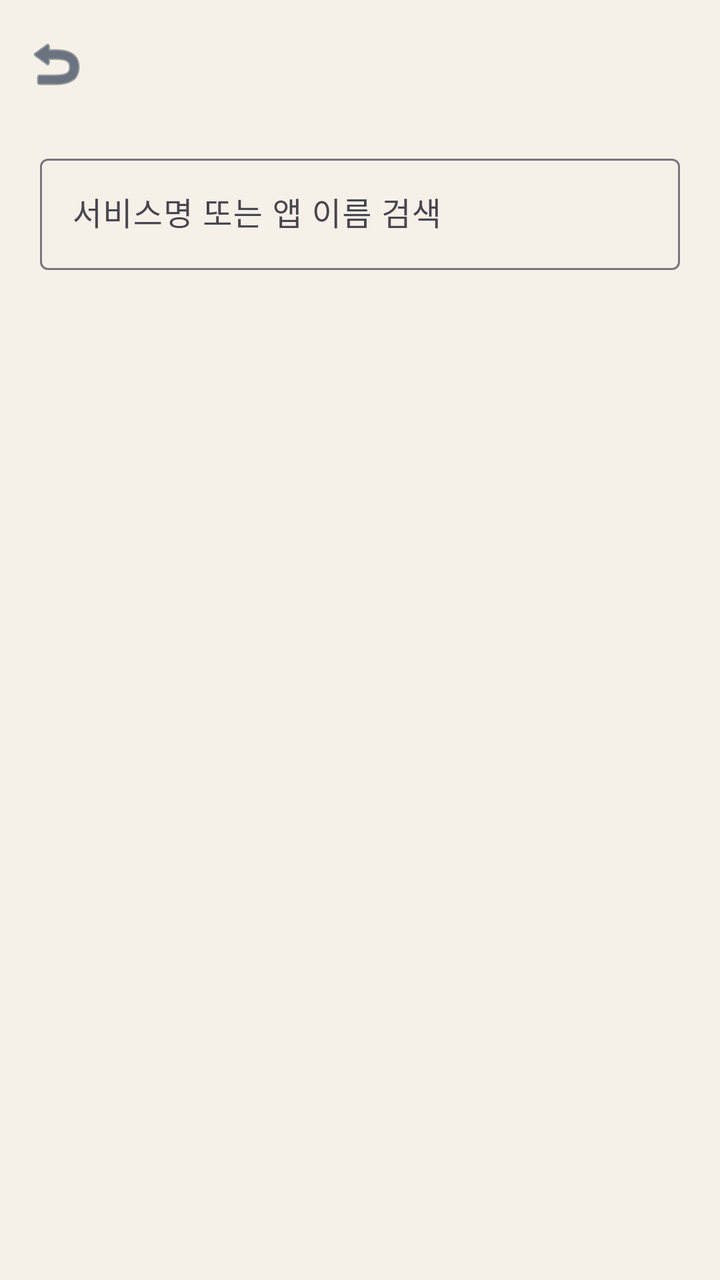
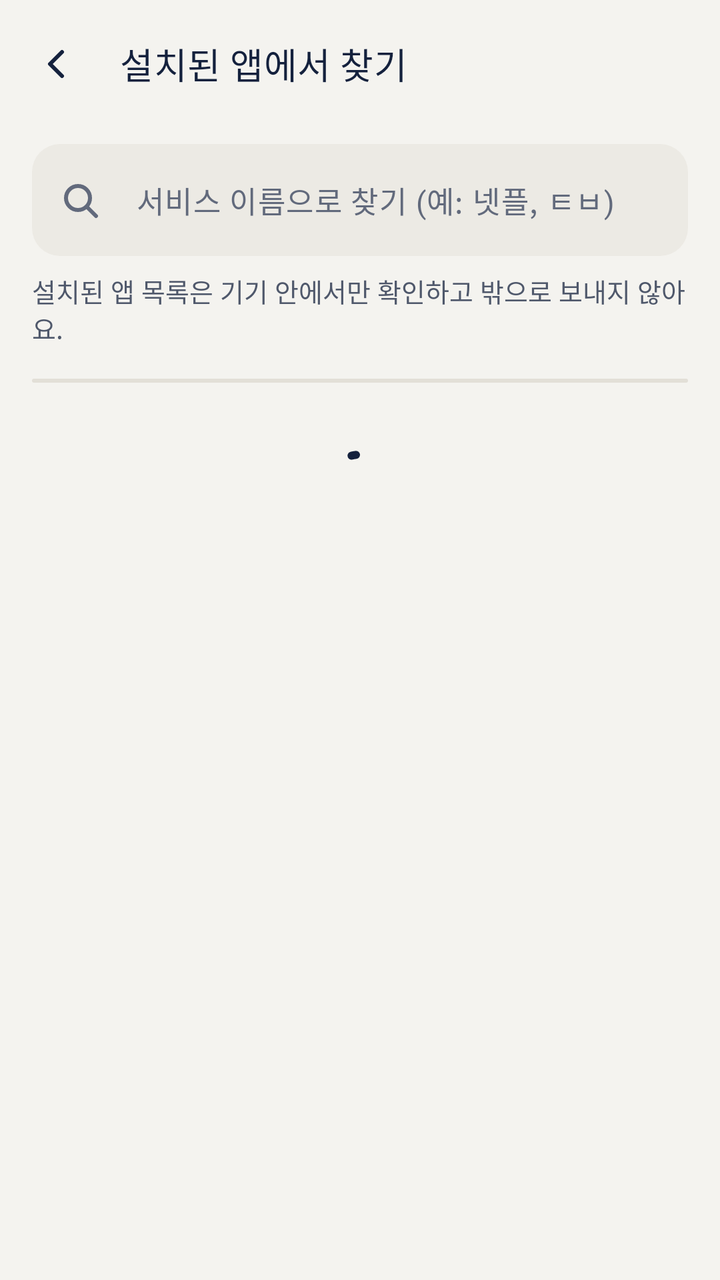

The first picture is an Android layout as it rendered before a commit; the second is the same layout after the commit. The layout source and the unified diff follow.
<!-- AndroidManifest.xml: application theme Theme.SubscriptionManagement -->
<!-- res/layout/fragment_subscription_discovery.xml -->
<?xml version="1.0" encoding="utf-8"?>
<LinearLayout xmlns:android="http://schemas.android.com/apk/res/android"
    xmlns:app="http://schemas.android.com/apk/res-auto"
    android:layout_width="match_parent"
    android:layout_height="match_parent"
    android:background="@color/home_background"
    android:orientation="vertical">

    <com.google.android.material.appbar.MaterialToolbar
        android:id="@+id/toolbarDiscovery"
        android:layout_width="match_parent"
        android:layout_height="wrap_content"
        android:background="@color/home_background"
        app:navigationIcon="@android:drawable/ic_menu_revert"
        app:navigationIconTint="@color/home_navy"
        app:titleTextColor="@color/home_text_primary" />

    <LinearLayout
        android:layout_width="match_parent"
        android:layout_height="wrap_content"
        android:orientation="vertical"
        android:paddingStart="20dp"
        android:paddingTop="10dp"
        android:paddingEnd="20dp">

        <com.google.android.material.textfield.TextInputLayout
            style="@style/Widget.Material3.TextInputLayout.OutlinedBox"
            android:layout_width="match_parent"
            android:layout_height="wrap_content"
            android:hint="&#xC11C;&#xBE44;&#xC2A4;&#xBA85; &#xB610;&#xB294; &#xC571; &#xC774;&#xB984; &#xAC80;&#xC0C9;">

            <com.google.android.material.textfield.TextInputEditText
                android:id="@+id/editSearch"
                android:layout_width="match_parent"
                android:layout_height="wrap_content"
                android:imeOptions="actionSearch"
                android:inputType="text"
                android:maxLines="1" />
        </com.google.android.material.textfield.TextInputLayout>
    </LinearLayout>

    <FrameLayout
        android:layout_width="match_parent"
        android:layout_height="0dp"
        android:layout_weight="1"
        android:paddingStart="12dp"
        android:paddingTop="12dp"
        android:paddingEnd="12dp"
        android:paddingBottom="12dp">

        <ListView
            android:id="@+id/listSuggestions"
            android:layout_width="match_parent"
            android:layout_height="match_parent"
            android:cacheColorHint="@android:color/transparent"
            android:divider="@android:color/transparent"
            android:dividerHeight="8dp"
            android:listSelector="@android:color/transparent"
            android:overScrollMode="never" />

        <LinearLayout
            android:id="@+id/layoutEmpty"
            android:layout_width="match_parent"
            android:layout_height="match_parent"
            android:gravity="center"
            android:orientation="vertical"
            android:padding="32dp"
            android:visibility="gone">

            <TextView
                android:layout_width="wrap_content"
                android:layout_height="wrap_content"
                android:text="&#xD6C4;&#xBCF4;&#xAC00; &#xC5C6;&#xC2B5;&#xB2C8;&#xB2E4;"
                android:textColor="@color/home_text_primary"
                android:textSize="18sp"
                android:textStyle="bold" />

            <TextView
                android:layout_width="wrap_content"
                android:layout_height="wrap_content"
                android:layout_marginTop="8dp"
                android:gravity="center"
                android:text="&#xAC80;&#xC0C9; &#xC5B4;&#xB97C; &#xBC14;&#xAFD4; &#xBCF4;&#xAC70;&#xB098; &#xC9C1;&#xC811; &#xC785;&#xB825;&#xD574; &#xC8FC;&#xC138;&#xC694;."
                android:textColor="@color/home_text_secondary"
                android:textSize="14sp" />
        </LinearLayout>

        <ProgressBar
            android:id="@+id/progressDiscovery"
            style="?android:attr/progressBarStyleLarge"
            android:layout_width="wrap_content"
            android:layout_height="wrap_content"
            android:layout_gravity="center"
            android:visibility="gone" />
    </FrameLayout>

</LinearLayout>
<!-- resources referenced by this layout -->
<resources>
  <color name="home_background">#FFF6F1E8</color>
  <color name="home_navy">#FF0F1F3A</color>
  <color name="home_text_primary">#FF1E1B18</color>
  <color name="home_text_secondary">#FF6F685F</color>
  <style name="Theme.SubscriptionManagement" parent="Theme.Material3.Light.NoActionBar">
          <item name="android:statusBarColor">@android:color/transparent</item>
          <item name="android:navigationBarColor">@color/home_background</item>
          <item name="android:windowBackground">@color/home_background</item>
          <item name="colorPrimary">@color/home_navy</item>
          <item name="colorSecondary">@color/home_sand</item>
      </style>
  <color name="home_sand">#FFD9B88B</color>
</resources>

<!-- the commit's change to res/layout/fragment_subscription_discovery.xml (unified diff, before → after) -->
@@ -3,95 +3,102 @@
     xmlns:app="http://schemas.android.com/apk/res-auto"
     android:layout_width="match_parent"
     android:layout_height="match_parent"
-    android:background="@color/home_background"
+    android:background="@color/bg"
     android:orientation="vertical">
 
     <com.google.android.material.appbar.MaterialToolbar
         android:id="@+id/toolbarDiscovery"
         android:layout_width="match_parent"
-        android:layout_height="wrap_content"
-        android:background="@color/home_background"
-        app:navigationIcon="@android:drawable/ic_menu_revert"
-        app:navigationIconTint="@color/home_navy"
-        app:titleTextColor="@color/home_text_primary" />
+        android:layout_height="?attr/actionBarSize"
+        app:navigationContentDescription="@string/action_back"
+        app:navigationIcon="@drawable/ic_chevron_left"
+        app:title="@string/discovery_title" />
 
     <LinearLayout
         android:layout_width="match_parent"
-        android:layout_height="wrap_content"
+        android:layout_height="match_parent"
         android:orientation="vertical"
-        android:paddingStart="20dp"
-        android:paddingTop="10dp"
-        android:paddingEnd="20dp">
+        android:paddingStart="@dimen/screen_gutter"
+        android:paddingTop="@dimen/space_2"
+        android:paddingEnd="@dimen/screen_gutter">
 
         <com.google.android.material.textfield.TextInputLayout
-            style="@style/Widget.Material3.TextInputLayout.OutlinedBox"
+            style="@style/Widget.Gudok.TextInput.Search"
             android:layout_width="match_parent"
             android:layout_height="wrap_content"
-            android:hint="&#xC11C;&#xBE44;&#xC2A4;&#xBA85; &#xB610;&#xB294; &#xC571; &#xC774;&#xB984; &#xAC80;&#xC0C9;">
+            app:startIconDrawable="@drawable/ic_search">
 
             <com.google.android.material.textfield.TextInputEditText
                 android:id="@+id/editSearch"
                 android:layout_width="match_parent"
                 android:layout_height="wrap_content"
+                android:hint="@string/discovery_search_hint"
                 android:imeOptions="actionSearch"
                 android:inputType="text"
-                android:maxLines="1" />
+                android:minHeight="52dp"
+                android:textAppearance="@style/TextAppearance.Gudok.Body" />
         </com.google.android.material.textfield.TextInputLayout>
-    </LinearLayout>
 
-    <FrameLayout
-        android:layout_width="match_parent"
-        android:layout_height="0dp"
-        android:layout_weight="1"
-        android:paddingStart="12dp"
-        android:paddingTop="12dp"
-        android:paddingEnd="12dp"
-        android:paddingBottom="12dp">
+        <TextView
+            android:layout_width="match_parent"
+            android:layout_height="wrap_content"
+            android:layout_marginTop="@dimen/space_2"
+            android:text="@string/discovery_privacy_note"
+            android:textAppearance="@style/TextAppearance.Gudok.Label"
+            android:textColor="@color/ink_2" />
 
-        <ListView
-            android:id="@+id/listSuggestions"
+        <FrameLayout
             android:layout_width="match_parent"
-            android:layout_height="match_parent"
-            android:cacheColorHint="@android:color/transparent"
-            android:divider="@android:color/transparent"
-            android:dividerHeight="8dp"
-            android:listSelector="@android:color/transparent"
-            android:overScrollMode="never" />
+            android:layout_height="0dp"
+            android:layout_marginTop="@dimen/space_4"
+            android:layout_weight="1">
 
-        <LinearLayout
-            android:id="@+id/layoutEmpty"
-            android:layout_width="match_parent"
-            android:layout_height="match_parent"
-            android:gravity="center"
-            android:orientation="vertical"
-            android:padding="32dp"
-            android:visibility="gone">
+            <ListView
+                android:id="@+id/listSuggestions"
+                android:layout_width="match_parent"
+                android:layout_height="wrap_content"
+                android:background="@drawable/bg_card"
+                android:clipToPadding="false"
+                android:divider="@drawable/divider_line"
+                android:dividerHeight="1dp"
+                android:listSelector="@android:color/transparent"
+                android:paddingVertical="1dp" />
 
-            <TextView
+            <LinearLayout
+                android:id="@+id/layoutEmpty"
+                android:layout_width="match_parent"
+                android:layout_height="wrap_content"
+                android:background="@drawable/bg_card"
+                android:gravity="center_horizontal"
+                android:orientation="vertical"
+                android:padding="@dimen/space_6"
+                android:visibility="gone">
+
+                <TextView
+                    android:layout_width="wrap_content"
+                    android:layout_height="wrap_content"
+                    android:text="@string/discovery_empty_title"
+                    android:textAppearance="@style/TextAppearance.Gudok.BodyStrong" />
+
+                <TextView
+                    android:layout_width="wrap_content"
+                    android:layout_height="wrap_content"
+                    android:layout_marginTop="@dimen/space_1"
+                    android:gravity="center"
+                    android:text="@string/discovery_empty_body"
+                    android:textAppearance="@style/TextAppearance.Gudok.Body"
+                    android:textColor="@color/ink_2" />
+            </LinearLayout>
+
+            <com.google.android.material.progressindicator.CircularProgressIndicator
+                android:id="@+id/progressDiscovery"
                 android:layout_width="wrap_content"
                 android:layout_height="wrap_content"
-                android:text="&#xD6C4;&#xBCF4;&#xAC00; &#xC5C6;&#xC2B5;&#xB2C8;&#xB2E4;"
-                android:textColor="@color/home_text_primary"
-                android:textSize="18sp"
-                android:textStyle="bold" />
-
-            <TextView
-                android:layout_width="wrap_content"
-                android:layout_height="wrap_content"
-                android:layout_marginTop="8dp"
-                android:gravity="center"
-                android:text="&#xAC80;&#xC0C9; &#xC5B4;&#xB97C; &#xBC14;&#xAFD4; &#xBCF4;&#xAC70;&#xB098; &#xC9C1;&#xC811; &#xC785;&#xB825;&#xD574; &#xC8FC;&#xC138;&#xC694;."
-                android:textColor="@color/home_text_secondary"
-                android:textSize="14sp" />
-        </LinearLayout>
-
-        <ProgressBar
-            android:id="@+id/progressDiscovery"
-            style="?android:attr/progressBarStyleLarge"
-            android:layout_width="wrap_content"
-            android:layout_height="wrap_content"
-            android:layout_gravity="center"
-            android:visibility="gone" />
-    </FrameLayout>
-
+                android:layout_gravity="center_horizontal"
+                android:layout_marginTop="@dimen/space_8"
+                android:indeterminate="true"
+                app:indicatorColor="@color/primary"
+                app:trackColor="@color/surface_sunken" />
+        </FrameLayout>
+    </LinearLayout>
 </LinearLayout>
<!-- resource entries referenced after the edit -->
@@ -1,16 +1,205 @@
 <!-- resources referenced by this layout -->
 <resources>
-  <color name="home_background">#FFF6F1E8</color>
-  <color name="home_navy">#FF0F1F3A</color>
-  <color name="home_text_primary">#FF1E1B18</color>
-  <color name="home_text_secondary">#FF6F685F</color>
-  <style name="Theme.SubscriptionManagement" parent="Theme.Material3.Light.NoActionBar">
-          <item name="android:statusBarColor">@android:color/transparent</item>
-          <item name="android:navigationBarColor">@color/home_background</item>
-          <item name="android:windowBackground">@color/home_background</item>
-          <item name="colorPrimary">@color/home_navy</item>
-          <item name="colorSecondary">@color/home_sand</item>
-      </style>
-  <color name="home_sand">#FFD9B88B</color>
+  <color name="bg">#FFF4F3EF</color>
+  <color name="ink_2">#FF4F586B</color>
+  <color name="primary">#FF14213D</color>
+  <color name="surface_sunken">#FFECEAE4</color>
+  <dimen name="screen_gutter">16dp</dimen>
+  <dimen name="space_1">4dp</dimen>
+  <dimen name="space_2">8dp</dimen>
+  <dimen name="space_4">16dp</dimen>
+  <dimen name="space_6">24dp</dimen>
+  <dimen name="space_8">32dp</dimen>
+  <!-- drawable bg_card (drawable) -->
+  <?xml version="1.0" encoding="utf-8"?>
+  <shape xmlns:android="http://schemas.android.com/apk/res/android">
+      <corners android:radius="@dimen/radius_md" />
+      <solid android:color="@color/surface" />
+      <stroke
+          android:width="1dp"
+          android:color="@color/line" />
+  </shape>
+  <!-- drawable divider_line (drawable) -->
+  <?xml version="1.0" encoding="utf-8"?>
+  <shape xmlns:android="http://schemas.android.com/apk/res/android">
+      <size android:height="1dp" />
+      <solid android:color="@color/line" />
+  </shape>
+  <!-- drawable ic_chevron_left (drawable) -->
+  <?xml version="1.0" encoding="utf-8"?>
+  <vector xmlns:android="http://schemas.android.com/apk/res/android"
+      android:width="24dp"
+      android:height="24dp"
+      android:tint="@color/ink"
+      android:viewportWidth="24"
+      android:viewportHeight="24">
+      <path android:strokeColor="#FF000000" android:strokeWidth="2" android:strokeLineCap="round" android:strokeLineJoin="round" android:fillColor="#00000000" android:pathData="M15,6l-6,6l6,6" />
+  </vector>
+  <!-- drawable ic_search (drawable) -->
+  <?xml version="1.0" encoding="utf-8"?>
+  <vector xmlns:android="http://schemas.android.com/apk/res/android"
+      android:width="24dp"
+      android:height="24dp"
+      android:tint="@color/ink_3"
+      android:viewportWidth="24"
+      android:viewportHeight="24">
+      <path android:strokeColor="#FF000000" android:strokeWidth="2" android:strokeLineCap="round" android:strokeLineJoin="round" android:fillColor="#00000000" android:pathData="M11,5a6,6 0,1 1,0 12a6,6 0,1 1,0 -12zM20,20l-4.5,-4.5" />
+  </vector>
+  <string name="action_back">뒤로</string>
+  <string name="discovery_empty_body">뒤로 가서 서비스 이름을 직접 입력해 주세요.</string>
+  <string name="discovery_empty_title">찾는 서비스가 없어요</string>
+  <string name="discovery_privacy_note">설치된 앱 목록은 기기 안에서만 확인하고 밖으로 보내지 않아요.</string>
+  <string name="discovery_search_hint">서비스 이름으로 찾기 (예: 넷플, ㅌㅂ)</string>
+  <string name="discovery_title">설치된 앱에서 찾기</string>
+  <style name="TextAppearance.Gudok.Body" parent="TextAppearance.Material3.BodyLarge">
+          <item name="android:textSize">15sp</item>
+          <item name="lineHeight">22sp</item>
+          <item name="android:fontFamily">@string/font_family_sans</item>
+          <item name="fontFamily">@string/font_family_sans</item>
+          <item name="android:textColor">@color/ink</item>
+      </style>
+  <style name="TextAppearance.Gudok.BodyStrong" parent="TextAppearance.Material3.BodyLarge">
+          <item name="android:textSize">16sp</item>
+          <item name="lineHeight">24sp</item>
+          <item name="android:fontFamily">@string/font_family_medium</item>
+          <item name="fontFamily">@string/font_family_medium</item>
+          <item name="android:fontFeatureSettings">tnum</item>
+          <item name="android:textColor">@color/ink</item>
+      </style>
+  <style name="TextAppearance.Gudok.Label" parent="TextAppearance.Material3.LabelLarge">
+          <item name="android:textSize">13sp</item>
+          <item name="lineHeight">18sp</item>
+          <item name="android:fontFamily">@string/font_family_medium</item>
+          <item name="fontFamily">@string/font_family_medium</item>
+          <item name="android:letterSpacing">0</item>
+          <item name="android:textColor">@color/ink_2</item>
+      </style>
+  <style name="Widget.Gudok.TextInput.Search" parent="Widget.Gudok.TextInput">
+          <item name="boxStrokeWidth">0dp</item>
+          <item name="boxStrokeWidthFocused">2dp</item>
+          <item name="boxBackgroundColor">@color/surface_sunken</item>
+          <item name="startIconTint">@color/ink_3</item>
+      </style>
+  <style name="Theme.SubscriptionManagement" parent="Theme.Material3.DayNight.NoActionBar">
+          <item name="android:windowBackground">@color/bg</item>
+          <item name="android:colorBackground">@color/bg</item>
+          <item name="android:fontFamily">@string/font_family_sans</item>
+          <item name="fontFamily">@string/font_family_sans</item>
+  
+          <item name="colorPrimary">@color/primary</item>
+          <item name="colorOnPrimary">@color/on_primary</item>
+          <item name="colorPrimaryContainer">@color/surface_sunken</item>
+          <item name="colorOnPrimaryContainer">@color/ink</item>
+          <item name="colorSecondary">@color/primary</item>
+          <item name="colorOnSecondary">@color/on_primary</item>
+          <item name="colorSecondaryContainer">@color/surface_sunken</item>
+          <item name="colorOnSecondaryContainer">@color/ink</item>
+          <item name="colorSurface">@color/surface</item>
+          <item name="colorOnSurface">@color/ink</item>
+          <item name="colorOnSurfaceVariant">@color/ink_2</item>
+          <item name="colorSurfaceVariant">@color/surface_sunken</item>
+          <item name="colorSurfaceContainerLowest">@color/surface</item>
+          <item name="colorSurfaceContainerLow">@color/surface</item>
+          <item name="colorSurfaceContainer">@color/surface</item>
+          <item name="colorSurfaceContainerHigh">@color/surface</item>
+          <item name="colorSurfaceContainerHighest">@color/surface_sunken</item>
+          <item name="colorOutline">@color/line_strong</item>
+          <item name="colorOutlineVariant">@color/line</item>
+          <item name="colorError">@color/due_today</item>
+          <item name="colorOnError">@color/on_due_today</item>
+          <item name="android:textColorPrimary">@color/ink</item>
+          <item name="android:textColorSecondary">@color/ink_2</item>
+          <item name="android:textColorHint">@color/ink_3</item>
+  
+          
+          <item name="elevationOverlayEnabled">false</item>
+  
+          <item name="toolbarStyle">@style/Widget.Gudok.Toolbar</item>
+          <item name="materialButtonStyle">@style/Widget.Gudok.Button.Primary</item>
+          <item name="textInputStyle">@style/Widget.Gudok.TextInput</item>
+          <item name="bottomSheetDialogTheme">@style/ThemeOverlay.Gudok.BottomSheet</item>
+          <item name="materialSwitchStyle">@style/Widget.Gudok.Switch</item>
+      </style>
+  <dimen name="radius_md">14dp</dimen>
+  <color name="surface">#FFFFFFFF</color>
+  <color name="line">#FFE2DFD7</color>
+  <color name="ink">#FF14213D</color>
+  <color name="ink_3">#FF626A7C</color>
+  <string name="font_family_sans" translatable="false">sans-serif</string>
+  <string name="font_family_medium" translatable="false">sans-serif-medium</string>
+  <style name="Widget.Gudok.TextInput" parent="Widget.Material3.TextInputLayout.OutlinedBox">
+          <item name="boxStrokeColor">@color/input_stroke</item>
+          <item name="boxStrokeWidth">1dp</item>
+          <item name="boxStrokeWidthFocused">2dp</item>
+          <item name="boxBackgroundColor">@color/surface</item>
+          <item name="boxCornerRadiusTopStart">@dimen/radius_md</item>
+          <item name="boxCornerRadiusTopEnd">@dimen/radius_md</item>
+          <item name="boxCornerRadiusBottomStart">@dimen/radius_md</item>
+          <item name="boxCornerRadiusBottomEnd">@dimen/radius_md</item>
+          <item name="hintEnabled">false</item>
+          <item name="errorTextColor">@color/due_today_ink</item>
+          <item name="boxStrokeErrorColor">@color/due_today</item>
+          <item name="errorIconDrawable">@null</item>
+          <item name="suffixTextColor">@color/ink_2</item>
+          <item name="prefixTextColor">@color/ink_2</item>
+          <item name="helperTextTextColor">@color/ink_2</item>
+      </style>
+  <color name="on_primary">#FFFFFFFF</color>
+  <color name="line_strong">#FF8C93A3</color>
+  <color name="due_today">#FFC7402A</color>
+  <color name="on_due_today">#FFFFFFFF</color>
+  <style name="Widget.Gudok.Toolbar" parent="Widget.Material3.Toolbar">
+          <item name="android:background">@color/bg</item>
+          <item name="titleTextAppearance">@style/TextAppearance.Gudok.Title</item>
+          <item name="titleTextColor">@color/ink</item>
+          <item name="navigationIconTint">@color/ink</item>
+      </style>
+  <style name="Widget.Gudok.Button.Primary" parent="Widget.Material3.Button">
+          <item name="android:minHeight">@dimen/button_height</item>
+          <item name="android:insetTop">0dp</item>
+          <item name="android:insetBottom">0dp</item>
+          <item name="android:textSize">16sp</item>
+          <item name="android:textAppearance">@style/TextAppearance.Gudok.BodyStrong</item>
+          <item name="backgroundTint">@color/button_primary_bg</item>
+          <item name="android:textColor">@color/button_primary_text</item>
+          <item name="shapeAppearance">@style/ShapeAppearance.Gudok.Pill</item>
+      </style>
+  <style name="ThemeOverlay.Gudok.BottomSheet" parent="ThemeOverlay.Material3.BottomSheetDialog">
+          <item name="colorSurfaceContainerLow">@color/surface</item>
+          <item name="elevationOverlayEnabled">false</item>
+          <item name="bottomSheetStyle">@style/Widget.Gudok.BottomSheet</item>
+          <item name="android:navigationBarColor">@color/surface</item>
+      </style>
+  <style name="Widget.Gudok.Switch" parent="Widget.Material3.CompoundButton.MaterialSwitch">
+          <item name="trackTint">@color/switch_track</item>
+          <item name="thumbTint">@color/switch_thumb</item>
+          <item name="trackDecorationTint">@color/switch_track_decoration</item>
+      </style>
+  <color name="due_today_ink">#FFA3321D</color>
+  <style name="TextAppearance.Gudok.Title" parent="TextAppearance.Material3.TitleMedium">
+          <item name="android:textSize">18sp</item>
+          <item name="lineHeight">26sp</item>
+          <item name="android:fontFamily">@string/font_family_medium</item>
+          <item name="fontFamily">@string/font_family_medium</item>
+          <item name="android:textStyle">normal</item>
+          <item name="android:textColor">@color/ink</item>
+      </style>
+  <dimen name="button_height">52dp</dimen>
+  <style name="ShapeAppearance.Gudok.Pill" parent="">
+          <item name="cornerFamily">rounded</item>
+          <item name="cornerSize">50%</item>
+      </style>
+  <style name="Widget.Gudok.BottomSheet" parent="Widget.Material3.BottomSheet.Modal">
+          <item name="backgroundTint">@color/surface</item>
+          <item name="shapeAppearance">@style/ShapeAppearance.Gudok.Sheet</item>
+      </style>
+  <style name="ShapeAppearance.Gudok.Sheet" parent="">
+          <item name="cornerFamily">rounded</item>
+          <item name="cornerSizeTopLeft">@dimen/radius_lg</item>
+          <item name="cornerSizeTopRight">@dimen/radius_lg</item>
+          <item name="cornerSizeBottomLeft">0dp</item>
+          <item name="cornerSizeBottomRight">0dp</item>
+      </style>
+  <dimen name="radius_lg">22dp</dimen>
 </resources>
 
